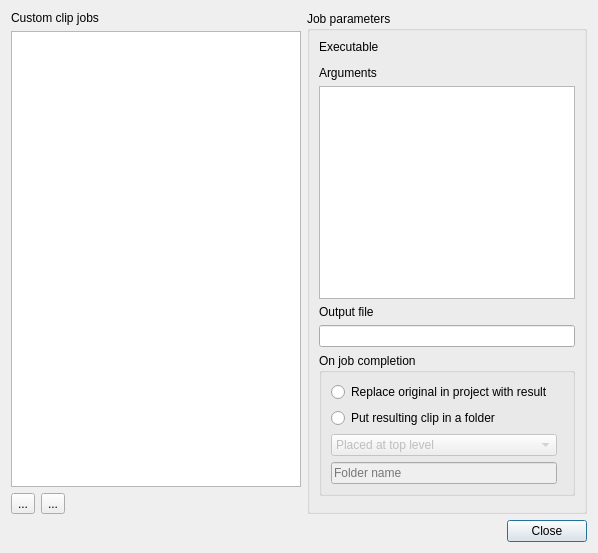
KDE/kdenlive, file src/ui/clipjobmanager_ui.ui: the form before one commit.
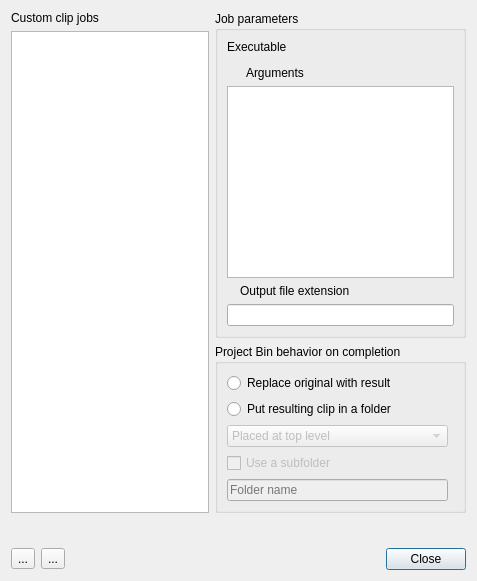
The form after the commit. Icons and pictures are not drawn. Custom widgets are drawn as their Qt base class.

Diff of the .ui file:
```diff
--- a/src/ui/clipjobmanager_ui.ui
+++ b/src/ui/clipjobmanager_ui.ui
@@ -6,129 +6,133 @@
    <rect>
     <x>0</x>
     <y>0</y>
-    <width>598</width>
-    <height>553</height>
+    <width>477</width>
+    <height>581</height>
    </rect>
   </property>
   <property name="windowTitle">
    <string>Dialog</string>
   </property>
-  <layout class="QGridLayout" name="gridLayout_3">
-   <item row="1" column="0" colspan="3">
-    <widget class="QListWidget" name="job_list"/>
-   </item>
-   <item row="2" column="2">
-    <spacer name="horizontalSpacer">
-     <property name="orientation">
-      <enum>Qt::Horizontal</enum>
-     </property>
-     <property name="sizeHint" stdset="0">
-      <size>
-       <width>40</width>
-       <height>20</height>
-      </size>
-     </property>
-    </spacer>
-   </item>
-   <item row="2" column="1">
-    <widget class="QToolButton" name="button_delete">
-     <property name="text">
-      <string>...</string>
-     </property>
-     <property name="icon">
-      <iconset theme="edit-delete">
-       <normaloff>../../../../../../.designer/backup</normaloff>../../../../../../.designer/backup</iconset>
-     </property>
-    </widget>
-   </item>
-   <item row="2" column="0">
-    <widget class="QToolButton" name="button_add">
-     <property name="text">
-      <string>...</string>
-     </property>
-     <property name="icon">
-      <iconset theme="list-add">
-       <normaloff>../../../../../../.designer/backup</normaloff>../../../../../../.designer/backup</iconset>
-     </property>
-    </widget>
-   </item>
-   <item row="3" column="0" colspan="4">
-    <widget class="QDialogButtonBox" name="buttonBox">
-     <property name="orientation">
-      <enum>Qt::Horizontal</enum>
-     </property>
-     <property name="standardButtons">
-      <set>QDialogButtonBox::Close</set>
-     </property>
-    </widget>
-   </item>
+  <layout class="QGridLayout" name="gridLayout_2">
    <item row="0" column="0" colspan="3">
     <widget class="QLabel" name="label">
+     <property name="sizePolicy">
+      <sizepolicy hsizetype="Preferred" vsizetype="Maximum">
+       <horstretch>0</horstretch>
+       <verstretch>0</verstretch>
+      </sizepolicy>
+     </property>
      <property name="text">
       <string>Custom clip jobs</string>
      </property>
     </widget>
    </item>
-   <item row="0" column="3" rowspan="3">
+   <item row="0" column="3" rowspan="2">
     <widget class="QGroupBox" name="param_box">
      <property name="title">
       <string>Job parameters</string>
      </property>
-     <layout class="QGridLayout" name="gridLayout_2">
-      <item row="3" column="0">
-       <widget class="QPlainTextEdit" name="job_params"/>
+     <layout class="QGridLayout" name="gridLayout_3">
+      <item row="0" column="0" colspan="3">
+       <widget class="QLabel" name="label_2">
+        <property name="text">
+         <string>Executable</string>
+        </property>
+       </widget>
       </item>
-      <item row="4" column="0">
+      <item row="5" column="1" colspan="2">
        <widget class="QLabel" name="label_4">
         <property name="text">
-         <string>Output file</string>
+         <string>Output file extension</string>
         </property>
        </widget>
       </item>
-      <item row="1" column="0">
-       <widget class="KUrlRequester" name="url_binary"/>
-      </item>
-      <item row="5" column="0">
-       <widget class="QLineEdit" name="destination_pattern"/>
-      </item>
-      <item row="2" column="0">
+      <item row="2" column="2">
        <widget class="QLabel" name="label_3">
+        <property name="sizePolicy">
+         <sizepolicy hsizetype="MinimumExpanding" vsizetype="Preferred">
+          <horstretch>0</horstretch>
+          <verstretch>0</verstretch>
+         </sizepolicy>
+        </property>
         <property name="text">
          <string>Arguments</string>
         </property>
        </widget>
       </item>
-      <item row="6" column="0">
+      <item row="1" column="0" colspan="3">
+       <widget class="KUrlRequester" name="url_binary"/>
+      </item>
+      <item row="3" column="0" colspan="3">
+       <widget class="QPlainTextEdit" name="job_params"/>
+      </item>
+      <item row="6" column="0" colspan="3">
+       <widget class="QLineEdit" name="destination_pattern"/>
+      </item>
+      <item row="2" column="0" colspan="2">
+       <widget class="QLabel" name="help_arguments">
+        <property name="sizePolicy">
+         <sizepolicy hsizetype="Maximum" vsizetype="Maximum">
+          <horstretch>0</horstretch>
+          <verstretch>0</verstretch>
+         </sizepolicy>
+        </property>
+        <property name="text">
+         <string/>
+        </property>
+       </widget>
+      </item>
+      <item row="5" column="0">
+       <widget class="QLabel" name="help_output">
+        <property name="text">
+         <string/>
+        </property>
+       </widget>
+      </item>
+     </layout>
+    </widget>
+   </item>
+   <item row="1" column="0" rowspan="2" colspan="3">
+    <widget class="QListWidget" name="job_list">
+     <property name="sizePolicy">
+      <sizepolicy hsizetype="Expanding" vsizetype="MinimumExpanding">
+       <horstretch>0</horstretch>
+       <verstretch>0</verstretch>
+      </sizepolicy>
+     </property>
+    </widget>
+   </item>
+   <item row="2" column="3">
        <widget class="QGroupBox" name="folder_box">
         <property name="title">
-         <string>On job completion</string>
+      <string>Project Bin behavior on completion</string>
         </property>
         <layout class="QGridLayout" name="gridLayout">
-         <item row="1" column="0">
-          <widget class="QRadioButton" name="radio_folder">
-           <property name="text">
-            <string>Put resulting clip in a folder</string>
-           </property>
-          </widget>
-         </item>
-         <item row="3" column="0">
-          <widget class="QLineEdit" name="folder_name">
-           <property name="enabled">
-            <bool>false</bool>
-           </property>
-           <property name="placeholderText">
-            <string>Folder name</string>
-           </property>
-          </widget>
-         </item>
          <item row="0" column="0" colspan="2">
           <widget class="QRadioButton" name="radio_replace">
            <property name="text">
-            <string>Replace original in project with result</string>
+         <string>Replace original with result</string>
            </property>
           </widget>
          </item>
-         <item row="2" column="0">
+      <item row="4" column="0">
+       <widget class="QCheckBox" name="bin_subfolder">
+        <property name="enabled">
+         <bool>false</bool>
+        </property>
+        <property name="text">
+         <string>Use a subfolder</string>
+        </property>
+       </widget>
+      </item>
+      <item row="1" column="0">
+       <widget class="QRadioButton" name="radio_folder">
+        <property name="text">
+         <string>Put resulting clip in a folder</string>
+        </property>
+       </widget>
+      </item>
+      <item row="3" column="0">
           <widget class="QComboBox" name="combo_folder">
            <property name="enabled">
             <bool>false</bool>
@@ -145,20 +149,65 @@
            </item>
           </widget>
          </item>
+      <item row="5" column="0">
+       <widget class="QLineEdit" name="folder_name">
+        <property name="enabled">
+         <bool>false</bool>
+        </property>
+        <property name="placeholderText">
+         <string>Folder name</string>
+        </property>
+       </widget>
+      </item>
         </layout>
        </widget>
       </item>
-      <item row="0" column="0">
-       <widget class="QLabel" name="label_2">
-        <property name="text">
-         <string>Executable</string>
-        </property>
-       </widget>
-      </item>
-      <item row="7" column="0">
+   <item row="3" column="0" colspan="4">
        <widget class="KMessageWidget" name="info_box"/>
       </item>
-     </layout>
+   <item row="4" column="0">
+    <widget class="QToolButton" name="button_add">
+     <property name="text">
+      <string>...</string>
+     </property>
+     <property name="icon">
+      <iconset theme="list-add">
+       <normaloff>../../../../../../.designer/backup</normaloff>../../../../../../.designer/backup</iconset>
+     </property>
+    </widget>
+   </item>
+   <item row="4" column="1">
+    <widget class="QToolButton" name="button_delete">
+     <property name="text">
+      <string>...</string>
+     </property>
+     <property name="icon">
+      <iconset theme="edit-delete">
+       <normaloff>../../../../../../.designer/backup</normaloff>../../../../../../.designer/backup</iconset>
+     </property>
+    </widget>
+   </item>
+   <item row="4" column="2">
+    <spacer name="horizontalSpacer">
+     <property name="orientation">
+      <enum>Qt::Horizontal</enum>
+     </property>
+     <property name="sizeHint" stdset="0">
+      <size>
+       <width>40</width>
+       <height>20</height>
+      </size>
+     </property>
+    </spacer>
+   </item>
+   <item row="4" column="3">
+    <widget class="QDialogButtonBox" name="buttonBox">
+     <property name="orientation">
+      <enum>Qt::Horizontal</enum>
+     </property>
+     <property name="standardButtons">
+      <set>QDialogButtonBox::Close</set>
+     </property>
     </widget>
    </item>
   </layout>
```
Left out of the diff: 22 changed lines with no effect on the pictures. Lines whose indentation alone changed are shown as unchanged.
